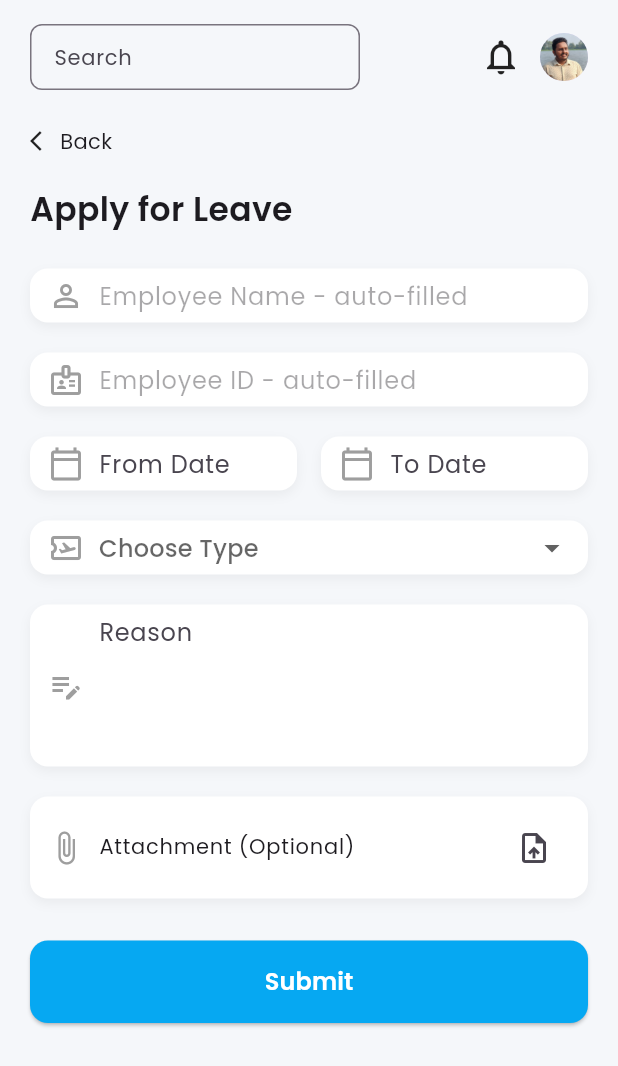
After one commit to EmElBiNu631/miniproject, a Flutter app: the HomepageContent screen opened directly, after a tap on "Leaves", on a phone screen of 412 x 824 dp. The commit adds this screen. Shown: the top 1066 px of the screen. Run offline on Flutter 3.47's test engine with Material 3 defaults, Android fonts, the phone set to English and light mode, and no system bars; our stand-ins replace camera, cloud_firestore, file_picker, firebase_auth, firebase_core, google_fonts; accounts and stored records are empty.

Commit message:
Updated filename.txt with new changes

```diff
--- a/lib/main.dart
+++ b/lib/main.dart
@@ -6,6 +6,7 @@ import 'package:miniproject/screens/signuppage.dart';
 import 'package:miniproject/viewmodel/ProfilepageModel.dart';
 import 'package:miniproject/viewmodel/forgetviewmodel.dart';
 import 'package:miniproject/viewmodel/homepageviewmodels.dart';
+import 'package:miniproject/viewmodel/leaveviewmodel.dart';
 import 'package:miniproject/viewmodel/loginviewmodels.dart';
 import 'package:miniproject/viewmodel/signupviewmodels.dart';
 import 'package:provider/provider.dart';
@@ -22,6 +23,7 @@ void main() async {
         ChangeNotifierProvider(create: (_) => ForgetPasswordViewModel()),
         ChangeNotifierProvider(create: (_) => HomepageViewModel()),
         ChangeNotifierProvider(create: (_) => ProfilepageViewModel()),
+        ChangeNotifierProvider(create: (_) => LeaveFormViewModel()),
       ],
       child: const MyApp(),
     ),
--- a/lib/screens/homepage.dart
+++ b/lib/screens/homepage.dart
@@ -6,6 +6,7 @@ import 'package:provider/provider.dart';
 import '../viewmodel/homepageviewmodels.dart';
 import '../wigets/commonwidgets.dart';
 import 'faceverification.dart';
+import 'leaveapplicationview.dart';
 
 class HomepageView extends StatelessWidget {
   const HomepageView({super.key});
@@ -86,7 +87,7 @@ class _HomepageContentState extends State<HomepageContent> {
               const SizedBox(height: 16),
               _buildOverview(vm),
               const SizedBox(height: 16),
-              _buildDashboard(),
+              _buildDashboard(vm),
             ],
           ),
         ),
@@ -333,7 +334,7 @@ class _HomepageContentState extends State<HomepageContent> {
     );
   }
 
-  Widget _buildDashboard() {
+  Widget _buildDashboard(HomepageViewModel vm) {
     return Column(
       crossAxisAlignment: CrossAxisAlignment.start,
       children: [
@@ -346,23 +347,21 @@ class _HomepageContentState extends State<HomepageContent> {
           crossAxisSpacing: 10,
           mainAxisSpacing: 10,
           children: [
-            _dashboardItem(Icons.calendar_today, "Attendance"),
-            _dashboardItem(Icons.logout, "Leaves"),
-            _dashboardItem(Icons.info, "Leave Status"),
-            _dashboardItem(Icons.event_note, "Holiday List"),
-            _dashboardItem(Icons.receipt_long, "Payslip"),
-            _dashboardItem(Icons.bar_chart, "Reports"),
+            _dashboardItem(Icons.calendar_today, "Attendance", () {}),
+            _dashboardItem(Icons.logout, "Leaves", () => vm.navigateToLeaves(context)),
+            _dashboardItem(Icons.info, "Leave Status", () {}),
+            _dashboardItem(Icons.event_note, "Holiday List", () {}),
+            _dashboardItem(Icons.receipt_long, "Payslip", () {}),
+            _dashboardItem(Icons.bar_chart, "Reports", () {}),
           ],
         ),
       ],
     );
   }
 
-  Widget _dashboardItem(IconData icon, String title) {
+  Widget _dashboardItem(IconData icon, String title, VoidCallback onTap) {
     return GestureDetector(
-      onTap: () {
-        // Handle dashboard item tap
-      },
+      onTap: onTap,
       child: Container(
         decoration: BoxDecoration(
           color: Colors.grey.shade100,
@@ -379,4 +378,5 @@ class _HomepageContentState extends State<HomepageContent> {
       ),
     );
   }
+
 }
--- /dev/null
+++ b/lib/screens/leaveapplicationview.dart
@@ -0,0 +1,297 @@
+// Flutter & third-party imports
+import 'package:flutter/material.dart';
+import 'package:provider/provider.dart';
+import 'package:google_fonts/google_fonts.dart';
+
+// Internal imports
+import '../viewmodel/leaveviewmodel.dart';
+
+class LeaveFormView extends StatelessWidget {
+  const LeaveFormView({super.key});
+
+  @override
+  Widget build(BuildContext context) {
+    return ChangeNotifierProvider(
+      create: (_) => LeaveFormViewModel(),
+      child: const LeaveFormContent(),
+    );
+  }
+}
+
+class LeaveFormContent extends StatelessWidget {
+  const LeaveFormContent({super.key});
+
+  @override
+  Widget build(BuildContext context) {
+    final vm = Provider.of<LeaveFormViewModel>(context);
+
+    return Scaffold(
+      backgroundColor: const Color(0xFFF5F7FA),
+      body: SafeArea(
+        child: SingleChildScrollView(
+          padding: const EdgeInsets.symmetric(horizontal: 20, vertical: 16),
+          child: Column(
+            crossAxisAlignment: CrossAxisAlignment.start,
+            children: [
+              // Top Row: Search, Notification, Profile
+              Row(
+                mainAxisAlignment: MainAxisAlignment.spaceBetween,
+                children: [
+                  SizedBox(
+                    width: 220,
+                    child: TextField(
+                      decoration: InputDecoration(
+                        hintText: 'Search',
+                        hintStyle: GoogleFonts.poppins(fontSize: 14),
+                        contentPadding: const EdgeInsets.symmetric(horizontal: 12, vertical: 10),
+                        isDense: true,
+                        border: OutlineInputBorder(
+                          borderRadius: BorderRadius.circular(8),
+                        ),
+                      ),
+                    ),
+                  ),
+                  Row(
+                    children: [
+                      const Icon(Icons.notifications_none, size: 28),
+                      const SizedBox(width: 12),
+                      const CircleAvatar(
+                        radius: 16,
+                        backgroundImage: AssetImage('assets/images/profile.jpg'),
+                      ),
+                    ],
+                  )
+                ],
+              ),
+              const SizedBox(height: 24),
+
+              // Back Button
+              GestureDetector(
+                onTap: () => Navigator.pop(context),
+                child: Row(
+                  children: [
+                    const Icon(Icons.arrow_back_ios, size: 16),
+                    const SizedBox(width: 4),
+                    Text("Back", style: GoogleFonts.poppins(fontSize: 14)),
+                  ],
+                ),
+              ),
+              const SizedBox(height: 20),
+
+              // Page Title
+              Text(
+                "Apply for Leave",
+                style: GoogleFonts.poppins(fontSize: 22, fontWeight: FontWeight.w600),
+              ),
+              const SizedBox(height: 24),
+
+              buildFieldCard(
+                icon: Icons.person_outline,
+                child: buildTextField(
+                  label: "Employee Name - auto-filled",
+                  controller: vm.nameController,
+                  enabled: false,
+                ),
+              ),
+              const SizedBox(height: 20),
+
+              buildFieldCard(
+                icon: Icons.badge_outlined,
+                child: buildTextField(
+                  label: "Employee ID - auto-filled",
+                  controller: vm.idController,
+                  enabled: false,
+                ),
+              ),
+              const SizedBox(height: 20),
+
+              // Date Fields Row
+              Row(
+                children: [
+                  Expanded(
+                    child: buildFieldCard(
+                      icon: Icons.calendar_today_outlined,
+                      child: buildDateField(
+                        context: context,
+                        label: "From Date",
+                        date: vm.fromDate,
+                        onTap: () => pickDate(context, true),
+                      ),
+                    ),
+                  ),
+                  const SizedBox(width: 16),
+                  Expanded(
+                    child: buildFieldCard(
+                      icon: Icons.calendar_today_outlined,
+                      child: buildDateField(
+                        context: context,
+                        label: "To Date",
+                        date: vm.toDate,
+                        onTap: () => pickDate(context, false),
+                      ),
+                    ),
+                  ),
+                ],
+              ),
+              const SizedBox(height: 20),
+
+              // Leave Type Dropdown
+              buildFieldCard(
+                icon: Icons.airplane_ticket_outlined,
+                child: DropdownButtonFormField<String>(
+                  decoration: const InputDecoration.collapsed(hintText: ''),
+                  value: vm.leaveType.isNotEmpty ? vm.leaveType : null,
+                  hint: Text('Choose Type', style: GoogleFonts.poppins()),
+                  items: ['Sick Leave', 'Casual Leave', 'Earned Leave']
+                      .map((type) => DropdownMenuItem(
+                    value: type,
+                    child: Text(type, style: GoogleFonts.poppins()),
+                  ))
+                      .toList(),
+                  onChanged: vm.setLeaveType,
+                ),
+              ),
+              const SizedBox(height: 20),
+
+              // Reason TextArea
+              buildFieldCard(
+                icon: Icons.edit_note_outlined,
+                child: TextField(
+                  controller: vm.reasonController,
+                  maxLines: 4,
+                  style: GoogleFonts.poppins(),
+                  decoration: InputDecoration.collapsed(
+                    hintText: "Reason",
+                    hintStyle: GoogleFonts.poppins(),
+                  ),
+                ),
+              ),
+              const SizedBox(height: 20),
+
+              // Attachment Field
+              buildFieldCard(
+                icon: Icons.attach_file_outlined,
+                child: ListTile(
+                  contentPadding: EdgeInsets.zero,
+                  title: Text(
+                    vm.attachmentPath ?? "Attachment (Optional)",
+                    style: GoogleFonts.poppins(fontSize: 14),
+                  ),
+                  trailing: IconButton(
+                    icon: const Icon(Icons.upload_file),
+                    onPressed: () {
+                      vm.pickAttachment();
+                    },
+                  ),
+
+                ),
+              ),
+              const SizedBox(height: 28),
+
+              // Submit Button
+              SizedBox(
+                width: double.infinity,
+                child: ElevatedButton(
+                  onPressed: vm.submitForm,
+                  style: ElevatedButton.styleFrom(
+                    backgroundColor: const Color(0xFF06A8F2),
+                    padding: const EdgeInsets.symmetric(vertical: 16),
+                    shape: RoundedRectangleBorder(
+                      borderRadius: BorderRadius.circular(12),
+                    ),
+                  ),
+                  child: Text(
+                    "Submit",
+                    style: GoogleFonts.poppins(
+                      fontSize: 16,
+                      color: Colors.white,
+                      fontWeight: FontWeight.w600,
+                    ),
+                  ),
+                ),
+              ),
+            ],
+          ),
+        ),
+      ),
+    );
+  }
+
+  // Helper Widgets
+  Widget buildFieldCard({required IconData icon, required Widget child}) {
+    return Container(
+      padding: const EdgeInsets.symmetric(horizontal: 12, vertical: 6),
+      decoration: BoxDecoration(
+        color: Colors.white,
+        borderRadius: BorderRadius.circular(12),
+        boxShadow: [
+          BoxShadow(
+            color: Colors.black.withOpacity(0.05),
+            blurRadius: 6,
+            offset: const Offset(0, 3),
+          ),
+        ],
+      ),
+      child: Row(
+        children: [
+          Icon(icon, color: Colors.grey),
+          const SizedBox(width: 10),
+          Expanded(child: child),
+        ],
+      ),
+    );
+  }
+
+  Widget buildTextField({
+    required String label,
+    required TextEditingController controller,
+    bool enabled = true,
+  }) {
+    return TextField(
+      controller: controller,
+      enabled: enabled,
+      style: GoogleFonts.poppins(),
+      decoration: InputDecoration.collapsed(
+        hintText: label,
+        hintStyle: GoogleFonts.poppins(),
+      ),
+    );
+  }
+
+  Widget buildDateField({
+    required BuildContext context,
+    required String label,
+    DateTime? date,
+    required VoidCallback onTap,
+  }) {
+    return InkWell(
+      onTap: onTap,
+      child: IgnorePointer(
+        child: TextField(
+          controller: TextEditingController(
+            text: date != null ? date.toString().split(" ")[0] : "",
+          ),
+          style: GoogleFonts.poppins(),
+          decoration: InputDecoration.collapsed(
+            hintText: label,
+            hintStyle: GoogleFonts.poppins(),
+          ),
+        ),
+      ),
+    );
+  }
+
+  void pickDate(BuildContext context, bool isFrom) async {
+    final vm = Provider.of<LeaveFormViewModel>(context, listen: false);
+    final picked = await showDatePicker(
+      context: context,
+      initialDate: DateTime.now(),
+      firstDate: DateTime(2020),
+      lastDate: DateTime(2100),
+    );
+
+    if (picked != null) {
+      isFrom ? vm.setFromDate(picked) : vm.setToDate(picked);
+    }
+  }
+}
--- /dev/null
+++ b/lib/services/leaveformfirebase.dart
@@ -0,0 +1,26 @@
+import 'package:cloud_firestore/cloud_firestore.dart';
+
+class FirestoreService {
+  final FirebaseFirestore _firestore = FirebaseFirestore.instance;
+
+  Future<void> submitLeaveApplication({
+    required String employeeName,
+    required String employeeId,
+    required DateTime fromDate,
+    required DateTime toDate,
+    required String leaveType,
+    required String reason,
+    String? attachment,
+  }) async {
+    await _firestore.collection('leaveApplications').add({
+      'employeeName': employeeName,
+      'employeeId': employeeId,
+      'fromDate': fromDate.toIso8601String(),
+      'toDate': toDate.toIso8601String(),
+      'leaveType': leaveType,
+      'reason': reason,
+      'attachment': attachment,
+      'timestamp': FieldValue.serverTimestamp(),
+    });
+  }
+}
--- a/lib/viewmodel/homepageviewmodels.dart
+++ b/lib/viewmodel/homepageviewmodels.dart
@@ -3,6 +3,7 @@ import 'package:flutter/material.dart';
 import 'package:google_fonts/google_fonts.dart';
 
 import '../screens/faceverification.dart';
+import '../screens/leaveapplicationview.dart';
 import '../screens/puchedout.dart';
 
 class HomepageViewModel extends ChangeNotifier {
@@ -99,4 +100,10 @@ class HomepageViewModel extends ChangeNotifier {
       );
     }
   }
+  void navigateToLeaves(BuildContext context) {
+    Navigator.push(
+      context,
+      MaterialPageRoute(builder: (_) => const LeaveFormView()),
+    );
+  }
 }
--- /dev/null
+++ b/lib/viewmodel/leaveviewmodel.dart
@@ -0,0 +1,71 @@
+import 'package:file_picker/file_picker.dart';
+import 'package:flutter/material.dart';
+import '../services/leaveformfirebase.dart';
+
+class LeaveFormViewModel extends ChangeNotifier {
+  final nameController = TextEditingController();
+  final idController = TextEditingController();
+  final reasonController = TextEditingController();
+
+  DateTime? fromDate;
+  DateTime? toDate;
+  String leaveType = '';
+  String? attachmentPath;
+
+  final _firestoreService = FirestoreService();
+
+  void setFromDate(DateTime date) {
+    fromDate = date;
+    notifyListeners();
+  }
+
+  void setToDate(DateTime date) {
+    toDate = date;
+    notifyListeners();
+  }
+
+  void setLeaveType(String? type) {
+    leaveType = type ?? '';
+    notifyListeners();
+  }
+
+  void setAttachmentPath(String? path) {
+    attachmentPath = path;
+    notifyListeners();
+  }
+
+  Future<void> pickAttachment() async {
+    FilePickerResult? result = await FilePicker.platform.pickFiles();
+    if (result != null) {
+      setAttachmentPath(result.files.single.name); // This updates the view
+    }
+  }
+  Future<void> submitForm() async {
+    if (fromDate == null || toDate == null || leaveType.isEmpty || reasonController.text.isEmpty) {
+      debugPrint('All fields must be filled');
+      return;
+    }
+
+    await _firestoreService.submitLeaveApplication(
+      employeeName: nameController.text,
+      employeeId: idController.text,
+      fromDate: fromDate!,
+      toDate: toDate!,
+      leaveType: leaveType,
+      reason: reasonController.text,
+      attachment: attachmentPath,
+    );
+
+    debugPrint("Leave Submitted Successfully");
+    clearForm();
+  }
+
+  void clearForm() {
+    fromDate = null;
+    toDate = null;
+    leaveType = '';
+    reasonController.clear();
+    attachmentPath = null;
+    notifyListeners();
+  }
+}
--- a/pubspec.yaml
+++ b/pubspec.yaml
@@ -45,6 +45,7 @@ dependencies:
   google_mlkit_face_detection: ^0.13.1
   permission_handler: ^12.0.0+1
   lottie: ^3.3.1
+  file_picker: ^10.2.0
 
 
 
```
Also changed, not shown: lib/models/leavemodel.dart (added, +19 -0 lines), lib/wigets/leavewidgets.dart (added, +30 -0 lines), pubspec.lock.
